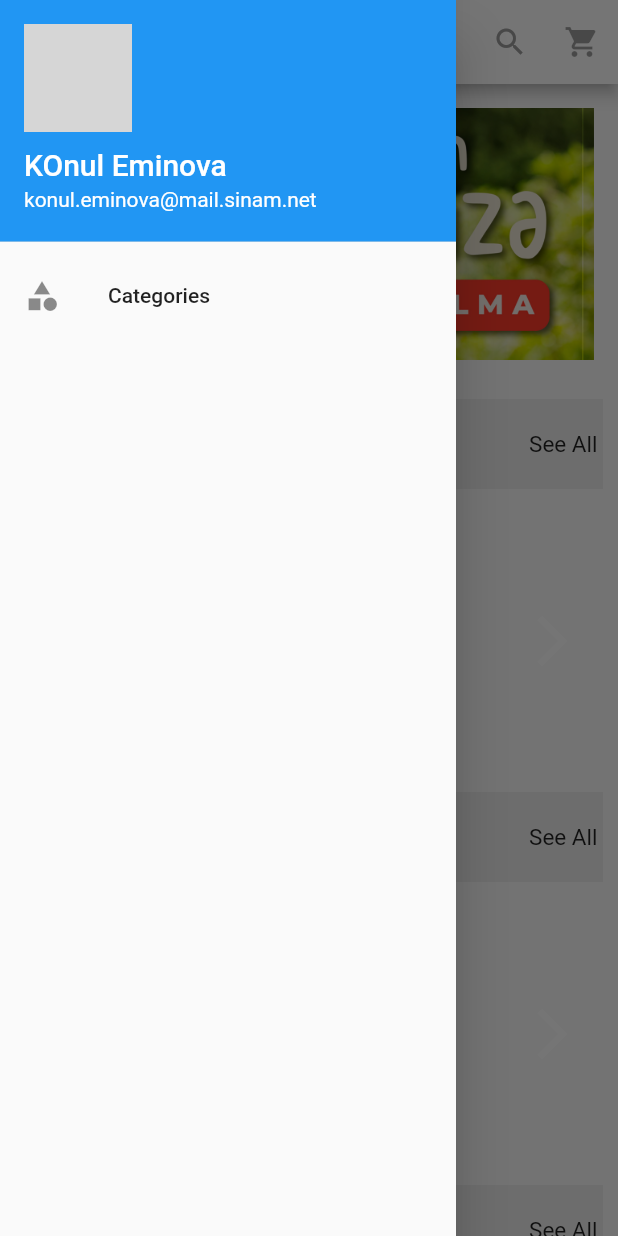
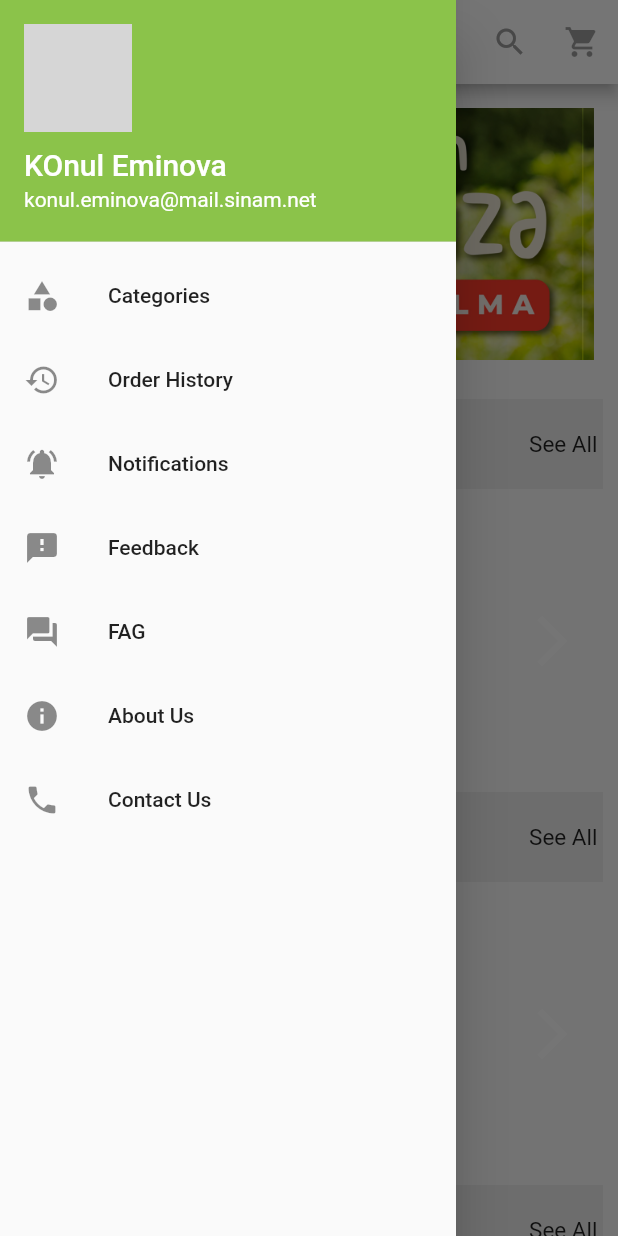
Before and after one commit to konuleminova/redux_sign_in_demo, a Flutter app: the HomePage screen opened by its route, with the side drawer open, on a phone screen of 412 x 824 dp. Run offline on Flutter 3.47's test engine with Material 2 defaults, Android fonts, the phone set to English and light mode, and no system bars; our stand-ins replace flutter_redux, redux, redux_thunk, shared_preferences; accounts and stored records are empty; network calls fail; grey boxes are pictures that could not be loaded.

Commit message:
home part 3

```diff
--- a/lib/ui/page/home.dart
+++ b/lib/ui/page/home.dart
@@ -99,11 +99,32 @@ class HomePageState extends State<HomePage> {
                       accountEmail: new Text("konul.eminova@mail.sinam.net"),
                       currentAccountPicture: Image.network(
                           'http://www.clker.com/cliparts/5/7/4/8/13099629981030824019profile.svg.med.png'),
+                      decoration: new BoxDecoration(color: Colors.lightGreen),
                     ),
                     ListTile(
                       leading: Icon(Icons.category),
                       title: Text("Categories"),
-                    )
+                    ),
+                    ListTile(
+                      leading: Icon(Icons.history),
+                      title: Text("Order History"),
+                    ),
+                    ListTile(
+                      leading: Icon(Icons.notifications_active),
+                      title: Text("Notifications"),
+                    ),
+                    ListTile(
+                      leading: Icon(Icons.feedback),
+                      title: Text("Feedback"),
+                    ),
+                    ListTile(
+                      leading: Icon(Icons.question_answer),
+                      title: Text("FAG"),
+                    ),
+                    ListTile(
+                        leading: Icon(Icons.info), title: Text("About Us")),
+                    ListTile(
+                        leading: Icon(Icons.phone), title: Text("Contact Us")),
                   ],
                 ),
               ),
@@ -123,52 +144,24 @@ class HomePageState extends State<HomePage> {
         });
   }
 
-  _scrollListener() {
-    if (_scrollController.offset >=
-            _scrollController.position.maxScrollExtent &&
-        !_scrollController.position.outOfRange) {
-      setState(() {
-        message = "reach the bottom";
-        print(message);
-        loadMore();
-      });
-    }
-    if (_scrollController.offset <=
-            _scrollController.position.minScrollExtent &&
-        !_scrollController.position.outOfRange) {
-      setState(() {
-        message = "reach the top";
-        print(message);
-      });
-    }
-  }
-
-  _scrollListenerSecond() {
-    if (_scrollControllerSecond.offset >=
-            _scrollControllerSecond.position.maxScrollExtent &&
-        !_scrollControllerSecond.position.outOfRange) {
-      setState(() {
-        message = "reach the bottom";
-        print(message);
-        loadMore();
-      });
-    }
-    if (_scrollControllerSecond.offset <=
-            _scrollControllerSecond.position.minScrollExtent &&
-        !_scrollControllerSecond.position.outOfRange) {
-      setState(() {
-        message = "reach the top";
-        print(message);
-      });
-    }
-  }
-
-  void loadMore() {
-    page++;
-    if (viewModel != null) {
-      viewModel.onFetchCampaign(10, page);
-    }
-  }
+  Widget _buildCarousel() => Container(
+        margin: EdgeInsets.all(16),
+        child: new Carousel(
+          children: [
+            new AssetImage('images/img1.jpg'),
+            new AssetImage('images/img2.jpg'),
+            new AssetImage('images/img3.jpg'),
+          ]
+              .map((bgImage) => new Image(
+                    image: bgImage,
+                    width: width,
+                    height: 200,
+                    fit: BoxFit.cover,
+                  ))
+              .toList(),
+          displayDuration: const Duration(seconds: 4),
+        ),
+      );
 
   _titleContainer() => new Container(
         margin: EdgeInsets.all(10),
@@ -288,22 +281,50 @@ class HomePageState extends State<HomePage> {
         ),
       );
 
-  Widget _buildCarousel() => Container(
-        margin: EdgeInsets.all(16),
-        child: new Carousel(
-          children: [
-            new AssetImage('images/img1.jpg'),
-            new AssetImage('images/img2.jpg'),
-            new AssetImage('images/img3.jpg'),
-          ]
-              .map((bgImage) => new Image(
-                    image: bgImage,
-                    width: width,
-                    height: 200,
-                    fit: BoxFit.cover,
-                  ))
-              .toList(),
-          displayDuration: const Duration(seconds: 4),
-        ),
-      );
+  _scrollListener() {
+    if (_scrollController.offset >=
+            _scrollController.position.maxScrollExtent &&
+        !_scrollController.position.outOfRange) {
+      setState(() {
+        message = "reach the bottom";
+        print(message);
+        loadMore();
+      });
+    }
+    if (_scrollController.offset <=
+            _scrollController.position.minScrollExtent &&
+        !_scrollController.position.outOfRange) {
+      setState(() {
+        message = "reach the top";
+        print(message);
+      });
+    }
+  }
+
+  _scrollListenerSecond() {
+    if (_scrollControllerSecond.offset >=
+            _scrollControllerSecond.position.maxScrollExtent &&
+        !_scrollControllerSecond.position.outOfRange) {
+      setState(() {
+        message = "reach the bottom";
+        print(message);
+        loadMore();
+      });
+    }
+    if (_scrollControllerSecond.offset <=
+            _scrollControllerSecond.position.minScrollExtent &&
+        !_scrollControllerSecond.position.outOfRange) {
+      setState(() {
+        message = "reach the top";
+        print(message);
+      });
+    }
+  }
+
+  void loadMore() {
+    page++;
+    if (viewModel != null) {
+      viewModel.onFetchCampaign(10, page);
+    }
+  }
 }
```
